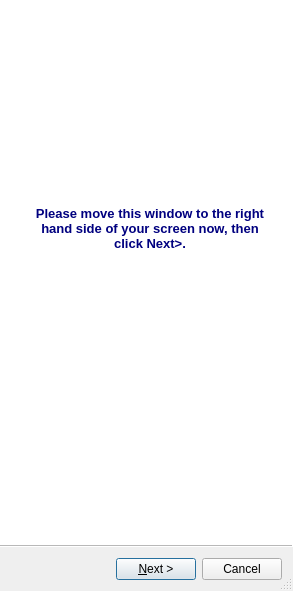
First picture: the form in Pop_dev_wizard.ui, repository Charlotteg/QGISforSchools, before the edit.
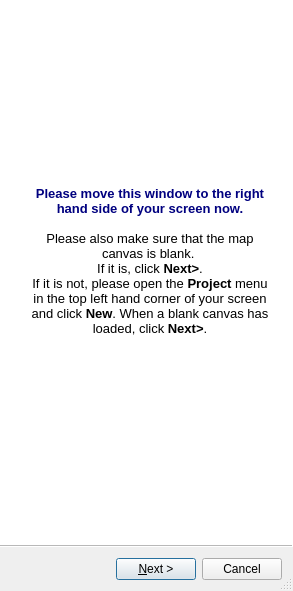
Second picture: the form after the edit.

Diff of the .ui file:
```diff
--- a/Pop_dev_wizard.ui
+++ b/Pop_dev_wizard.ui
@@ -33,9 +33,9 @@
     <property name="geometry">
      <rect>
       <x>20</x>
-      <y>200</y>
+      <y>180</y>
       <width>256</width>
-      <height>101</height>
+      <height>201</height>
      </rect>
     </property>
     <property name="frameShape">
@@ -49,7 +49,11 @@
 &lt;html&gt;&lt;head&gt;&lt;meta name=&quot;qrichtext&quot; content=&quot;1&quot; /&gt;&lt;style type=&quot;text/css&quot;&gt;
 p, li { white-space: pre-wrap; }
 &lt;/style&gt;&lt;/head&gt;&lt;body style=&quot; font-family:'MS Shell Dlg 2'; font-size:8.25pt; font-weight:400; font-style:normal;&quot;&gt;
-&lt;p align=&quot;center&quot; style=&quot; margin-top:0px; margin-bottom:0px; margin-left:0px; margin-right:0px; -qt-block-indent:0; text-indent:0px;&quot;&gt;&lt;span style=&quot; font-size:10pt; font-weight:600; color:#00007f;&quot;&gt;Please move this window to the right hand side of your screen now, then click Next&amp;gt;.&lt;/span&gt;&lt;/p&gt;&lt;/body&gt;&lt;/html&gt;</string>
+&lt;p align=&quot;center&quot; style=&quot; margin-top:0px; margin-bottom:0px; margin-left:0px; margin-right:0px; -qt-block-indent:0; text-indent:0px;&quot;&gt;&lt;span style=&quot; font-size:10pt; font-weight:600; color:#00007f;&quot;&gt;Please move this window to the right hand side of your screen now.&lt;/span&gt;&lt;/p&gt;
+&lt;p align=&quot;center&quot; style=&quot;-qt-paragraph-type:empty; margin-top:0px; margin-bottom:0px; margin-left:0px; margin-right:0px; -qt-block-indent:0; text-indent:0px; font-size:10pt; font-weight:600; color:#00007f;&quot;&gt;&lt;br /&gt;&lt;/p&gt;
+&lt;p align=&quot;center&quot; style=&quot; margin-top:0px; margin-bottom:0px; margin-left:0px; margin-right:0px; -qt-block-indent:0; text-indent:0px;&quot;&gt;&lt;span style=&quot; font-size:10pt; color:#000000;&quot;&gt;Please also make sure that the map canvas is blank. &lt;/span&gt;&lt;/p&gt;
+&lt;p align=&quot;center&quot; style=&quot; margin-top:0px; margin-bottom:0px; margin-left:0px; margin-right:0px; -qt-block-indent:0; text-indent:0px;&quot;&gt;&lt;span style=&quot; font-size:10pt; color:#000000;&quot;&gt;If it is, click &lt;/span&gt;&lt;span style=&quot; font-size:10pt; font-weight:600; color:#000000;&quot;&gt;Next&amp;gt;&lt;/span&gt;&lt;span style=&quot; font-size:10pt; color:#000000;&quot;&gt;.&lt;/span&gt;&lt;/p&gt;
+&lt;p align=&quot;center&quot; style=&quot; margin-top:0px; margin-bottom:0px; margin-left:0px; margin-right:0px; -qt-block-indent:0; text-indent:0px;&quot;&gt;&lt;span style=&quot; font-size:10pt; color:#000000;&quot;&gt;If it is not, please open the &lt;/span&gt;&lt;span style=&quot; font-size:10pt; font-weight:600; color:#000000;&quot;&gt;Project&lt;/span&gt;&lt;span style=&quot; font-size:10pt; color:#000000;&quot;&gt; menu in the top left hand corner of your screen and click &lt;/span&gt;&lt;span style=&quot; font-size:10pt; font-weight:600; color:#000000;&quot;&gt;New&lt;/span&gt;&lt;span style=&quot; font-size:10pt; color:#000000;&quot;&gt;. When a blank canvas has loaded, click &lt;/span&gt;&lt;span style=&quot; font-size:10pt; font-weight:600; color:#000000;&quot;&gt;Next&amp;gt;&lt;/span&gt;&lt;span style=&quot; font-size:10pt; color:#000000;&quot;&gt;.&lt;/span&gt;&lt;/p&gt;&lt;/body&gt;&lt;/html&gt;</string>
     </property>
    </widget>
   </widget>
```
Left out of the diff: 158 changed lines with no effect on the pictures.
